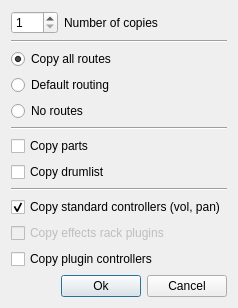
This is muse2/muse/widgets/tracks_duplicate_base.ui in emrum/muse as Qt 5 draws it before an edit. The edited form follows.
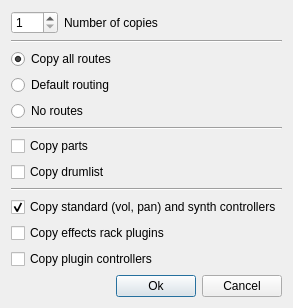
This is the edited form.

Commit message: Yet another MAJOR audio engine and plugin/synth process chain re-write. And much more, see ChangeLog, May 8 2013.

The edit to the form file:
```diff
--- a/muse2/muse/widgets/tracks_duplicate_base.ui
+++ b/muse2/muse/widgets/tracks_duplicate_base.ui
@@ -110,7 +110,7 @@
    <item>
     <widget class="QCheckBox" name="standardCtrlsCheckBox">
      <property name="text">
-      <string>Copy standard controllers (vol, pan)</string>
+      <string>Copy standard (vol, pan) and synth controllers</string>
      </property>
      <property name="checked">
       <bool>true</bool>
@@ -119,9 +119,6 @@
    </item>
    <item>
     <widget class="QCheckBox" name="pluginsCheckBox">
-     <property name="enabled">
-      <bool>false</bool>
-     </property>
      <property name="text">
       <string>Copy effects rack plugins</string>
      </property>
```
The commit also changes 57 other files.
